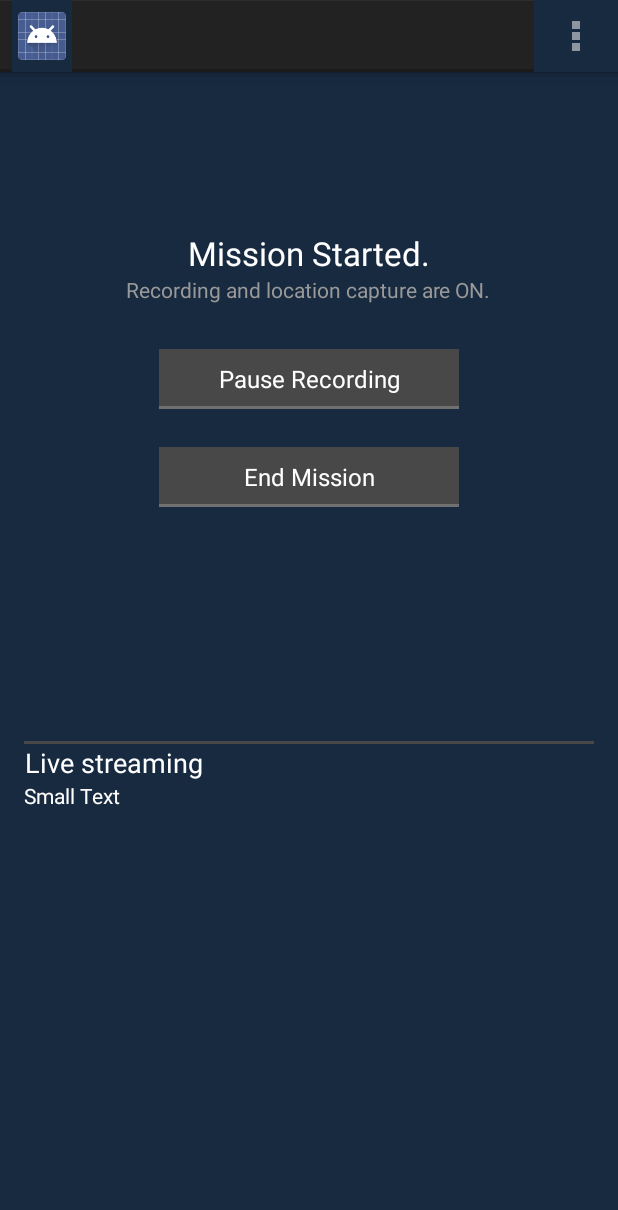
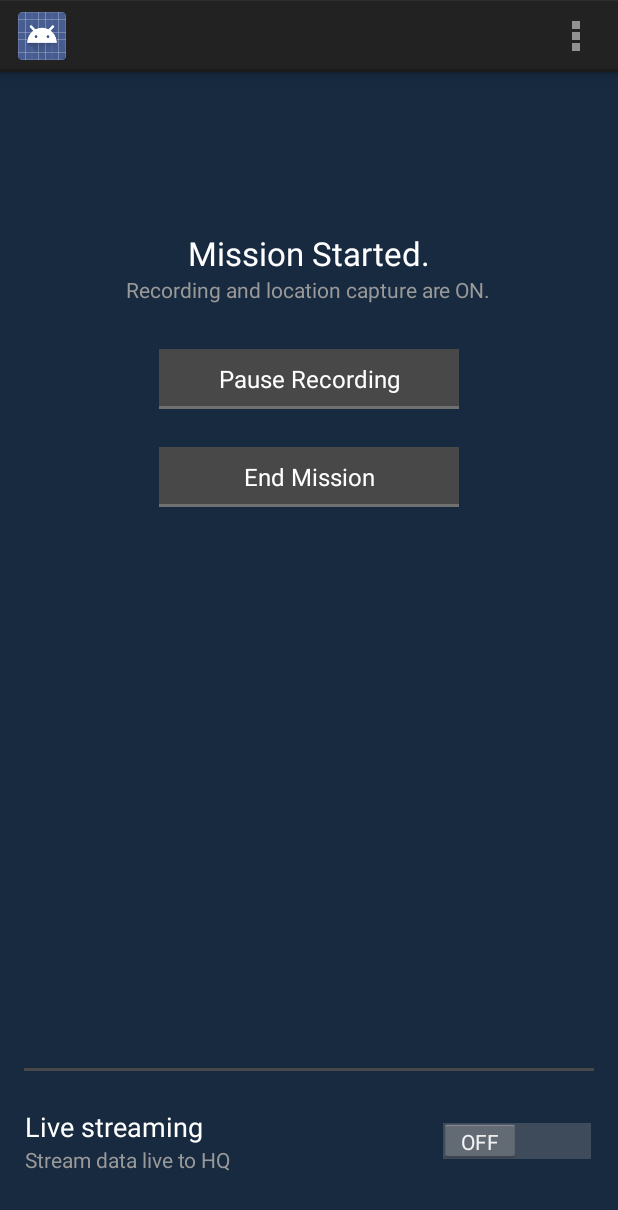
Before and after one commit to mekka/copcast-android, an Android app: the MainActivity screen opened directly, with no data from a screen before it, after a tap on "Start Mission", on a phone screen of 412 x 824 dp. Shown: the top 1210 px of the screen. Run offline under Robolectric (Android 15) with nearby library versions, the phone set to English and light mode, and no system bars; libraries missing offline, so code that uses them is left out: com.loopj.android; 1 statement that could not run was skipped.

Commit message:
Correcting components styles and creating actions for buttons

```diff
--- a/app/src/main/java/org/igarape/copcast/views/MainActivity.java
+++ b/app/src/main/java/org/igarape/copcast/views/MainActivity.java
@@ -64,11 +64,15 @@ public class MainActivity extends Activity implements SurfaceHolder.Callback {
         starMissionButton.setOnClickListener(new View.OnClickListener() {
             @Override
             public void onClick(View view) {
-                starMissionButton.setVisibility(View.INVISIBLE);
+                starMissionButton.setVisibility(View.GONE);
 
                 findViewById(R.id.settingsLayout).setVisibility(View.VISIBLE);
                 ((TextView)findViewById(R.id.welcome)).setText(getString(R.string.mission_start));
                 ((TextView)findViewById(R.id.welcomeDesc)).setText(getString(R.string.mission_start_desc));
+                findViewById(R.id.uploadLayout).setVisibility(View.GONE);
+                findViewById(R.id.uploadingLayout).setVisibility(View.GONE);
+                findViewById(R.id.streamLayout).setVisibility(View.VISIBLE);
+
                 Intent intent = new Intent(MainActivity.this, RecorderService.class);
                 intent.addFlags(Intent.FLAG_ACTIVITY_NEW_TASK);
                 startService(intent);
@@ -85,9 +89,14 @@ public class MainActivity extends Activity implements SurfaceHolder.Callback {
             public void onClick(View view) {
                 starMissionButton.setVisibility(View.VISIBLE);
 
-                findViewById(R.id.settingsLayout).setVisibility(View.INVISIBLE);
+                findViewById(R.id.settingsLayout).setVisibility(View.GONE);
                 ((TextView)findViewById(R.id.welcome)).setText(getString(R.string.welcome));
                 ((TextView)findViewById(R.id.welcomeDesc)).setText(getString(R.string.welcome_desc));
+
+                findViewById(R.id.uploadLayout).setVisibility(View.VISIBLE);
+                findViewById(R.id.uploadingLayout).setVisibility(View.GONE);
+                findViewById(R.id.streamLayout).setVisibility(View.GONE);
+
                 Intent intent = new Intent(MainActivity.this, RecorderService.class);
                 intent.addFlags(Intent.FLAG_ACTIVITY_NEW_TASK);
                 stopService(intent);
@@ -97,6 +106,27 @@ public class MainActivity extends Activity implements SurfaceHolder.Callback {
                 stopService(intent);
             }
         });
+
+
+        ((Button) findViewById(R.id.uploadButton)).setOnClickListener(new View.OnClickListener() {
+            @Override
+            public void onClick(View view) {
+                findViewById(R.id.uploadLayout).setVisibility(View.GONE);
+                findViewById(R.id.uploadingLayout).setVisibility(View.VISIBLE);
+                findViewById(R.id.streamLayout).setVisibility(View.GONE);
+            }
+        });
+
+        ((Button) findViewById(R.id.uploadCancelButton)).setOnClickListener(new View.OnClickListener() {
+            @Override
+            public void onClick(View view) {
+                findViewById(R.id.uploadLayout).setVisibility(View.VISIBLE);
+                findViewById(R.id.uploadingLayout).setVisibility(View.GONE);
+                findViewById(R.id.streamLayout).setVisibility(View.GONE);
+            }
+        });
+
+
 
     }
 
--- a/app/src/main/res/drawable/button_blue.xml
+++ b/app/src/main/res/drawable/button_blue.xml
@@ -14,7 +14,7 @@
 
         <shape  android:shape="rectangle">
 
-            <solid android:color="#33b5e5" />
+            <solid android:color="@color/bg_button_blue" />
 
         </shape>
 
--- /dev/null
+++ b/app/src/main/res/drawable/progress_bar.xml
@@ -0,0 +1,17 @@
+<?xml version="1.0" encoding="utf-8"?>
+<layer-list xmlns:android="http://schemas.android.com/apk/res/android">
+
+    <item android:id="@android:id/background">
+        <shape>
+            <solid android:color="@color/bg_grey_block"/>
+        </shape>
+    </item>
+    <item android:id="@android:id/progress">
+        <clip>
+            <shape>
+                <solid
+                    android:color="@color/bg_blue_block" />
+            </shape>
+        </clip>
+    </item>
+</layer-list>
--- a/app/src/main/res/layout/activity_login.xml
+++ b/app/src/main/res/layout/activity_login.xml
@@ -8,7 +8,8 @@
     android:paddingBottom="@dimen/activity_vertical_margin"
     tools:context=".AuthenticationActivity"
     style="@style/AppTheme"
-    android:gravity="center">
+    android:gravity="center"
+    android:background="@color/bg_dark_block">
 
         <TextView
             android:layout_width="fill_parent"
--- a/app/src/main/res/layout/activity_main.xml
+++ b/app/src/main/res/layout/activity_main.xml
@@ -1,4 +1,4 @@
-<RelativeLayout xmlns:android="http://schemas.android.com/apk/res/android"
+<LinearLayout xmlns:android="http://schemas.android.com/apk/res/android"
     xmlns:tools="http://schemas.android.com/tools"
     android:layout_width="match_parent"
     android:layout_height="match_parent"
@@ -7,7 +7,14 @@
     android:paddingTop="@dimen/activity_vertical_margin"
     android:paddingBottom="@dimen/activity_vertical_margin"
     style="@style/AppTheme"
+    android:orientation="vertical"
     tools:context="org.igarape.copcast.views.MainActivity">
+
+    <RelativeLayout
+        android:layout_width="fill_parent"
+        android:layout_height="fill_parent"
+        android:id="@+id/mainLayout"
+        android:layout_weight="0.15">
 
         <LinearLayout
             android:orientation="vertical"
@@ -82,6 +89,7 @@
 
 
         </LinearLayout>
+    </RelativeLayout>
 
     <SurfaceView
         android:id="@+id/surfaceView1"
@@ -92,6 +100,12 @@
 
     <RelativeLayout
         android:layout_width="fill_parent"
+        android:layout_height="fill_parent"
+        android:id="@+id/bottonLayout"
+        android:layout_weight="1">
+
+        <RelativeLayout
+            android:layout_width="fill_parent"
             android:layout_height="match_parent"
 
             android:id="@+id/uploadLayout"
@@ -99,14 +113,12 @@
             android:layout_alignParentLeft="true"
             android:layout_alignParentRight="true"
             android:layout_alignParentStart="false"
-        android:layout_alignParentEnd="false"
-        android:layout_marginTop="430dp"
-        android:visibility="invisible">
+            android:layout_alignParentEnd="false">
             <RelativeLayout
                 android:layout_width="fill_parent"
                 android:layout_height="2dip"
                 android:background="@color/bg_button_default"
-            android:id="@+id/horizontalRule"></RelativeLayout>
+                android:id="@+id/horizontalRule"/>
             <TextView
                 android:layout_width="wrap_content"
                 android:layout_height="fill_parent"
@@ -144,18 +156,81 @@
             android:layout_width="fill_parent"
             android:layout_height="match_parent"
 
+            android:id="@+id/uploadingLayout"
+            android:layout_alignParentBottom="true"
+            android:layout_alignParentLeft="true"
+            android:layout_alignParentRight="true"
+            android:layout_alignParentStart="false"
+            android:layout_alignParentEnd="false"
+
+            android:visibility="gone">
+
+
+            <RelativeLayout
+                android:layout_width="fill_parent"
+                android:layout_height="2dip"
+                android:background="@color/bg_button_default"
+                android:id="@+id/relativeLayout" />
+
+            <TextView
+                android:layout_width="wrap_content"
+                android:layout_height="wrap_content"
+                android:textAppearance="?android:attr/textAppearanceMedium"
+                android:text="@string/uploading"
+                android:id="@+id/uploadingLabel"
+                android:layout_below="@+id/relativeLayout" />
+
+            <LinearLayout
+                android:layout_width="fill_parent"
+                android:layout_height="fill_parent"
+                android:layout_below="@+id/uploadingLabel"
+                android:gravity="center">
+
+                <ProgressBar
+                    style="?android:attr/progressBarStyleHorizontal"
+                    android:layout_height="wrap_content"
+                    android:id="@+id/progressBar"
+                    android:progressDrawable="@drawable/progress_bar"
+                    android:layout_width="wrap_content"
+                    android:layout_weight="0.10" />
+
+                <Button
+                    style="?android:attr/buttonStyleSmall"
+                    android:layout_width="35dp"
+                    android:layout_height="wrap_content"
+                    android:text="X"
+                    android:minWidth="@dimen/progressbar_width"
+                    android:id="@+id/uploadCancelButton"
+                    android:layout_weight="0.00" />
+            </LinearLayout>
+
+        </RelativeLayout>
+
+        <RelativeLayout
+            android:layout_width="fill_parent"
+            android:layout_height="match_parent"
+
             android:id="@+id/streamLayout"
             android:layout_alignParentBottom="true"
             android:layout_alignParentLeft="true"
             android:layout_alignParentRight="true"
             android:layout_alignParentStart="false"
             android:layout_alignParentEnd="false"
-        android:layout_marginTop="@dimen/margin_top_botton">
+            android:visibility="gone">
             <RelativeLayout
                 android:layout_width="fill_parent"
                 android:layout_height="2dip"
                 android:background="@color/bg_button_default"
-            android:id="@+id/horizontalRule2"></RelativeLayout>
+                android:id="@+id/horizontalRule2"/>
+
+            <RelativeLayout
+                android:layout_width="wrap_content"
+                android:layout_height="fill_parent"
+                android:layout_below="@+id/horizontalRule2"
+                android:gravity="center"
+                android:layout_alignParentLeft="true"
+                android:layout_alignParentStart="true">
+
                 <TextView
                     android:layout_width="wrap_content"
                     android:layout_height="wrap_content"
@@ -164,16 +239,19 @@
                     android:id="@+id/liveStream"
                     android:layout_alignParentLeft="true"
                     android:layout_alignParentStart="true"
-            android:layout_below="@+id/horizontalRule2"
+
                     android:gravity="center" />
 
                 <TextView
                     android:layout_width="wrap_content"
                     android:layout_height="wrap_content"
                     android:textAppearance="?android:attr/textAppearanceSmall"
-            android:text="Small Text"
+                    android:text="@string/live_stream_desc"
                     android:id="@+id/textView"
-            android:layout_below="@+id/liveStream" />
+                    android:textColor="@color/text_dark"
+                    android:layout_below="@+id/liveStream"
+                    android:gravity="center" />
+            </RelativeLayout>
 
             <RelativeLayout
                 android:layout_width="wrap_content"
@@ -183,8 +261,18 @@
                 android:layout_alignParentRight="true"
                 android:layout_alignParentEnd="true"
                 android:gravity="center">
+                <Switch
+                    android:layout_width="wrap_content"
+                    android:layout_height="wrap_content"
+                    android:text=""
+                    android:id="@+id/switch1"
+                    android:layout_alignParentBottom="true"
+                    android:layout_alignParentLeft="true"
+                    android:layout_alignParentStart="true" />
+            </RelativeLayout>
 
-        </RelativeLayout>
 
         </RelativeLayout>
     </RelativeLayout>
+
+</LinearLayout>
--- a/app/src/main/res/values-w820dp/dimens.xml
+++ /dev/null
@@ -1,7 +0,0 @@
-<resources>
-    <!-- Example customization of dimensions originally defined in res/values/dimens.xml
-         (such as screen margins) for screens with more than 820dp of available width. This
-         would include 7" and 10" devices in landscape (~960dp and ~1280dp respectively). -->
-    <dimen name="activity_horizontal_margin">64dp</dimen>
-    <dimen name="margin_top_botton">430dp</dimen>
-</resources>
--- a/app/src/main/res/values/colors.xml
+++ b/app/src/main/res/values/colors.xml
@@ -1,7 +1,10 @@
 <?xml version="1.0" encoding="utf-8"?>
 <resources>
     <color name="bg_dark_block">#182a40</color>
+    <color name="bg_grey_block">#999999</color>
+    <color name="bg_blue_block">#33b5e5</color>
     <color name="text_dark_block">#ffffff</color>
     <color name="bg_button_default">#484849</color>
     <color name="text_dark">#999999</color>
+    <color name="bg_button_blue">#33b5e5</color>
 </resources>
--- a/app/src/main/res/values/dimens.xml
+++ b/app/src/main/res/values/dimens.xml
@@ -6,4 +6,6 @@
     <dimen name="button_width">200dp</dimen>
     <dimen name="button_width_small">80dp</dimen>
     <dimen name="margin_top_botton">430dp</dimen>
+    <dimen name="progressbar_width" >100dp</dimen>
+
 </resources>
--- a/app/src/main/res/values/strings.xml
+++ b/app/src/main/res/values/strings.xml
@@ -46,4 +46,6 @@
     <string name="mission_start">Mission Started.</string>
     <string name="mission_start_desc">Recording and location capture are ON.</string>
     <string name="live_stream">Live streaming</string>
+    <string name="live_stream_desc">Stream data live to HQ</string>
+    <string name="uploading">Uploading</string>
 </resources>
--- a/app/src/main/res/values/styles.xml
+++ b/app/src/main/res/values/styles.xml
@@ -2,7 +2,7 @@
 
     <!-- Base application theme. -->
     <style name="AppTheme" parent="android:Theme.Holo.Light.DarkActionBar">
-        <item name="android:background">@color/bg_dark_block</item>
+        <item name="android:windowBackground">@color/bg_dark_block</item>
         <item name="android:textColor">@color/text_dark_block</item>
         <item name="android:buttonStyle">@style/button_default</item>
     </style>
@@ -14,4 +14,5 @@
     <style name="button_blue">
         <item name="android:background">@drawable/button_blue</item>
     </style>
+
 </resources>
```
Lines whose indentation alone changed are shown as unchanged.
